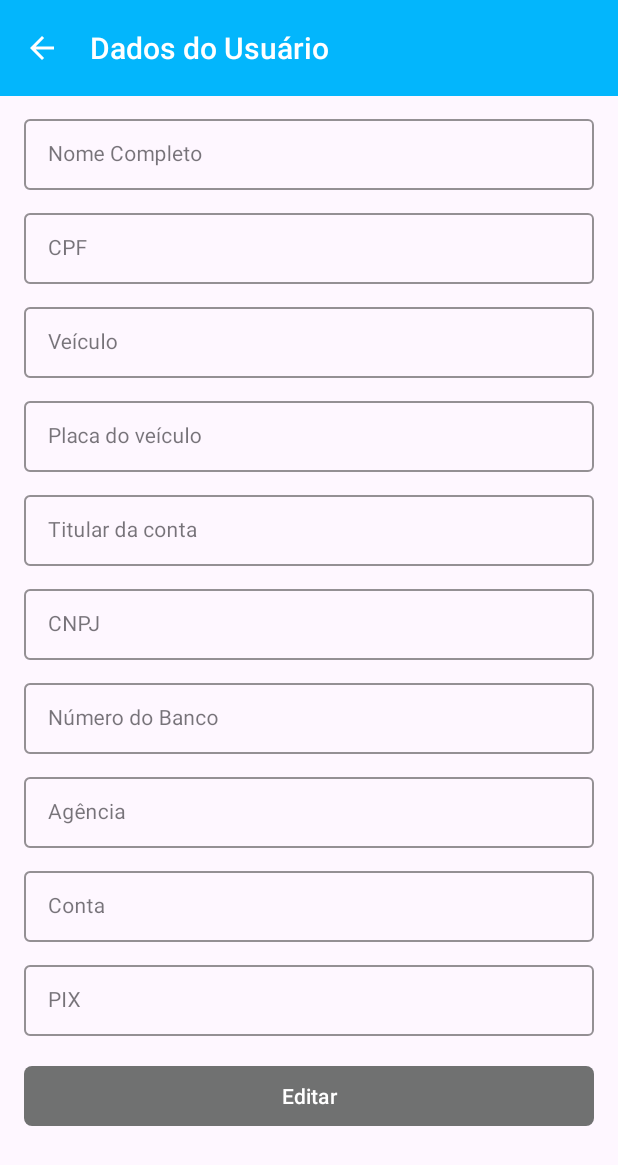
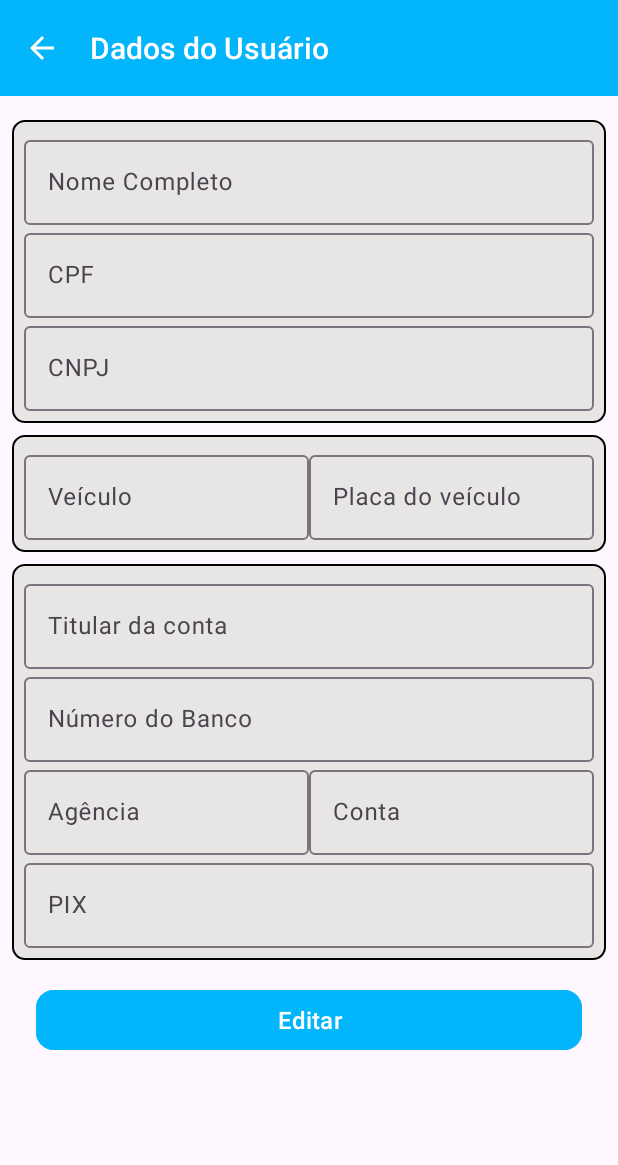
Before and after one commit to LeandroHCesar/Relatorios-de-Rotas, an Android app: the PersonalDataFragment screen opened through its navigation route, on a phone screen of 412 x 824 dp. Shown: the top 1165 px of the screen. Run offline under Robolectric (Android 15) with nearby library versions, the phone set to English and light mode, and no system bars; our stand-ins replace Firebase (no records; nobody signed in at launch, a user with empty details on screens opened directly); 1 statement that could not run was skipped.

Commit message:
mudanças no layout.

```diff
--- a/app/src/main/java/com/relatriosderotas/ui/PersonalDataFragment.kt
+++ b/app/src/main/java/com/relatriosderotas/ui/PersonalDataFragment.kt
@@ -137,10 +137,10 @@ class PersonalDataFragment : Fragment() {
 
         if (enabled) {
             btnSave.text = "Salvar"
-            btnSave.setBackgroundColor(ContextCompat.getColor(requireContext(), R.color.color_default)) // Cor para o modo de edição
+            btnSave.setBackgroundColor(ContextCompat.getColor(requireContext(), R.color.color_red)) // Cor para o modo de edição
         } else {
             btnSave.text = "Editar"
-            btnSave.setBackgroundColor(ContextCompat.getColor(requireContext(), R.color.color_gray)) // Cor para o modo de visualização
+            btnSave.setBackgroundColor(ContextCompat.getColor(requireContext(), R.color.color_default)) // Cor para o modo de visualização
         }
         setFormFieldsEnabled(enabled)
     }
--- /dev/null
+++ b/app/src/main/res/drawable/bg_form.xml
@@ -0,0 +1,9 @@
+<?xml version="1.0" encoding="utf-8"?>
+<shape xmlns:android="http://schemas.android.com/apk/res/android"
+    android:shape="rectangle">
+
+    <solid android:color="@color/color_bg"/>
+    <corners android:radius="8dp" />
+    <stroke android:width="1dp"/>
+
+</shape>
--- a/app/src/main/res/layout/fragment_personal_data.xml
+++ b/app/src/main/res/layout/fragment_personal_data.xml
@@ -25,23 +25,34 @@
 
     </com.google.android.material.appbar.AppBarLayout>
 
-    <!-- Conteúdo principal -->
     <ScrollView
         android:id="@+id/scrollView_form"
+        android:layout_width="0dp"
+        android:layout_height="0dp"
+        app:layout_constraintBottom_toBottomOf="parent"
+        app:layout_constraintEnd_toEndOf="parent"
+        app:layout_constraintStart_toStartOf="parent"
+        app:layout_constraintTop_toBottomOf="@+id/appBarLayout">
+
+        <androidx.constraintlayout.widget.ConstraintLayout
+            android:id="@+id/container"
             android:layout_width="match_parent"
             android:layout_height="match_parent"
-        android:layout_marginTop="?attr/actionBarSize"
-        app:layout_constraintTop_toBottomOf="@id/appBarLayout"
-        tools:layout_editor_absoluteX="0dp">
+            android:layout_marginHorizontal="8dp"
+            android:layout_marginTop="8dp">
 
+            <!-- Container de Dados Pessoais -->
             <androidx.constraintlayout.widget.ConstraintLayout
-            android:layout_width="match_parent"
-            android:layout_height="wrap_content">
+                android:id="@+id/container_dados_pessoais"
+                style="@style/FormContainer"
+                app:layout_constraintEnd_toEndOf="@id/container"
+                app:layout_constraintStart_toStartOf="@id/container"
+                app:layout_constraintTop_toTopOf="@id/container">
 
                 <!-- Campo de Nome Completo -->
                 <com.google.android.material.textfield.TextInputLayout
                     android:id="@+id/textInputLayoutNomeCompleto"
-                style="@style/TextInputEditText_form"
+                    style="@style/TextInputLayoutStyle"
                     android:hint="Nome Completo"
                     app:layout_constraintEnd_toEndOf="parent"
                     app:layout_constraintStart_toStartOf="parent"
@@ -49,7 +60,7 @@
 
                     <com.google.android.material.textfield.TextInputEditText
                         android:id="@+id/editTextNomeCompleto"
-                    style="@style/TextInputEditText"
+                        style="@style/TextInputEditTextStyle"
                         android:inputType="text" />
 
                 </com.google.android.material.textfield.TextInputLayout>
@@ -57,7 +68,7 @@
                 <!-- Campo de CPF -->
                 <com.google.android.material.textfield.TextInputLayout
                     android:id="@+id/textInputLayoutCpf"
-                style="@style/TextInputEditText_form"
+                    style="@style/TextInputLayoutStyle"
                     android:hint="CPF"
                     app:layout_constraintEnd_toEndOf="parent"
                     app:layout_constraintStart_toStartOf="parent"
@@ -65,23 +76,49 @@
 
                     <com.google.android.material.textfield.TextInputEditText
                         android:id="@+id/editTextCpf"
-                    style="@style/TextInputEditText"
+                        style="@style/TextInputEditTextStyle"
                         android:inputType="number" />
 
                 </com.google.android.material.textfield.TextInputLayout>
 
-            <!-- Campo de Veículo -->
+                <!-- Campo de CNPJ -->
                 <com.google.android.material.textfield.TextInputLayout
-                android:id="@+id/textInputLayoutVeiculo"
-                style="@style/TextInputEditText_form"
-                android:hint="Veículo"
+                    android:id="@+id/textInputLayoutCnpj"
+                    style="@style/TextInputLayoutStyle"
+                    android:hint="CNPJ"
                     app:layout_constraintEnd_toEndOf="parent"
                     app:layout_constraintStart_toStartOf="parent"
                     app:layout_constraintTop_toBottomOf="@id/textInputLayoutCpf">
 
                     <com.google.android.material.textfield.TextInputEditText
+                        android:id="@+id/editTextCnpj"
+                        style="@style/TextInputEditTextStyle"
+                        android:inputType="number" />
+
+                </com.google.android.material.textfield.TextInputLayout>
+
+            </androidx.constraintlayout.widget.ConstraintLayout>
+
+            <!-- Container de Dados de Veículos -->
+            <androidx.constraintlayout.widget.ConstraintLayout
+                android:id="@+id/container_dados_veiculos"
+                style="@style/FormContainer"
+                app:layout_constraintEnd_toEndOf="@id/container"
+                app:layout_constraintStart_toStartOf="@id/container"
+                app:layout_constraintTop_toBottomOf="@+id/container_dados_pessoais">
+
+                <!-- Campo de Veículo -->
+                <com.google.android.material.textfield.TextInputLayout
+                    android:id="@+id/textInputLayoutVeiculo"
+                    style="@style/TextInputEditText_form_small"
+                    android:hint="Veículo"
+                    app:layout_constraintEnd_toStartOf="@+id/textInputLayoutPlaca"
+                    app:layout_constraintStart_toStartOf="parent"
+                    app:layout_constraintTop_toTopOf="parent">
+
+                    <com.google.android.material.textfield.TextInputEditText
                         android:id="@+id/editTextVeiculo"
-                    style="@style/TextInputEditText"
+                        style="@style/TextInputEditTextStyle"
                         android:inputType="text" />
 
                 </com.google.android.material.textfield.TextInputLayout>
@@ -89,102 +126,97 @@
                 <!-- Campo de Placa -->
                 <com.google.android.material.textfield.TextInputLayout
                     android:id="@+id/textInputLayoutPlaca"
-                style="@style/TextInputEditText_form"
+                    style="@style/TextInputEditText_form_small"
                     android:hint="Placa do veículo"
                     app:layout_constraintEnd_toEndOf="parent"
-                app:layout_constraintStart_toStartOf="parent"
-                app:layout_constraintTop_toBottomOf="@id/textInputLayoutVeiculo">
+                    app:layout_constraintStart_toEndOf="@+id/textInputLayoutVeiculo"
+                    app:layout_constraintTop_toTopOf="parent">
 
                     <com.google.android.material.textfield.TextInputEditText
                         android:id="@+id/editTextPlaca"
-                    style="@style/TextInputEditText"
-                    android:inputType="text" />
-
-            </com.google.android.material.textfield.TextInputLayout>
-            <!-- Campo de Titular -->
-            <com.google.android.material.textfield.TextInputLayout
-                android:id="@+id/textInputLayoutTitular"
-                style="@style/TextInputEditText_form"
-                android:hint="Titular da conta"
-                app:layout_constraintEnd_toEndOf="parent"
-                app:layout_constraintStart_toStartOf="parent"
-                app:layout_constraintTop_toBottomOf="@id/textInputLayoutPlaca">
-
-                <com.google.android.material.textfield.TextInputEditText
-                    android:id="@+id/editTextTitular"
-                    style="@style/TextInputEditText"
+                        style="@style/TextInputEditTextStyle"
                         android:inputType="text" />
 
                 </com.google.android.material.textfield.TextInputLayout>
 
-            <!-- Campo de CNPJ -->
+            </androidx.constraintlayout.widget.ConstraintLayout>
+
+            <!-- Container de Dados Bancários -->
+            <androidx.constraintlayout.widget.ConstraintLayout
+                android:id="@+id/container_dados_bancarios"
+                style="@style/FormContainer"
+                app:layout_constraintEnd_toEndOf="parent"
+                app:layout_constraintStart_toStartOf="parent"
+                app:layout_constraintTop_toBottomOf="@id/container_dados_veiculos">
+
+                <!-- Titular da Conta -->
                 <com.google.android.material.textfield.TextInputLayout
-                android:id="@+id/textInputLayoutCnpj"
-                style="@style/TextInputEditText_form"
-                android:hint="CNPJ"
+                    android:id="@+id/textInputLayoutTitular"
+                    style="@style/TextInputLayoutStyle"
+                    android:hint="Titular da conta"
+                    app:layout_constraintEnd_toEndOf="parent"
+                    app:layout_constraintStart_toStartOf="parent"
+                    app:layout_constraintTop_toTopOf="parent">
+
+                    <com.google.android.material.textfield.TextInputEditText
+                        android:id="@+id/editTextTitular"
+                        style="@style/TextInputEditTextStyle"
+                        android:inputType="text" />
+
+                </com.google.android.material.textfield.TextInputLayout>
+
+                <!-- Número do Banco -->
+                <com.google.android.material.textfield.TextInputLayout
+                    android:id="@+id/textInputLayoutBanco"
+                    style="@style/TextInputLayoutStyle"
+                    android:hint="Número do Banco"
                     app:layout_constraintEnd_toEndOf="parent"
                     app:layout_constraintStart_toStartOf="parent"
                     app:layout_constraintTop_toBottomOf="@id/textInputLayoutTitular">
 
                     <com.google.android.material.textfield.TextInputEditText
-                    android:id="@+id/editTextCnpj"
-                    style="@style/TextInputEditText"
-                    android:inputType="number" />
-
-            </com.google.android.material.textfield.TextInputLayout>
-
-            <!-- Campo de Banco -->
-            <com.google.android.material.textfield.TextInputLayout
-                android:id="@+id/textInputLayoutBanco"
-                style="@style/TextInputEditText_form"
-                android:hint="Número do Banco"
-                app:layout_constraintEnd_toEndOf="parent"
-                app:layout_constraintStart_toStartOf="parent"
-                app:layout_constraintTop_toBottomOf="@id/textInputLayoutCnpj">
-
-                <com.google.android.material.textfield.TextInputEditText
                         android:id="@+id/editTextBanco"
-                    style="@style/TextInputEditText"
+                        style="@style/TextInputEditTextStyle"
                         android:inputType="text" />
 
                 </com.google.android.material.textfield.TextInputLayout>
 
-            <!-- Campo de Agência -->
+                <!-- Agência -->
                 <com.google.android.material.textfield.TextInputLayout
                     android:id="@+id/textInputLayoutAgencia"
-                style="@style/TextInputEditText_form"
+                    style="@style/TextInputEditText_form_small"
                     android:hint="Agência"
-                app:layout_constraintEnd_toEndOf="parent"
+                    app:layout_constraintEnd_toStartOf="@id/textInputLayoutConta"
                     app:layout_constraintStart_toStartOf="parent"
                     app:layout_constraintTop_toBottomOf="@id/textInputLayoutBanco">
 
                     <com.google.android.material.textfield.TextInputEditText
                         android:id="@+id/editTextAgencia"
-                    style="@style/TextInputEditText"
+                        style="@style/TextInputEditTextStyle"
                         android:inputType="number" />
 
                 </com.google.android.material.textfield.TextInputLayout>
 
-            <!-- Campo de Conta -->
+                <!-- Conta -->
                 <com.google.android.material.textfield.TextInputLayout
                     android:id="@+id/textInputLayoutConta"
-                style="@style/TextInputEditText_form"
+                    style="@style/TextInputEditText_form_small"
                     android:hint="Conta"
                     app:layout_constraintEnd_toEndOf="parent"
-                app:layout_constraintStart_toStartOf="parent"
-                app:layout_constraintTop_toBottomOf="@id/textInputLayoutAgencia">
+                    app:layout_constraintStart_toEndOf="@id/textInputLayoutAgencia"
+                    app:layout_constraintTop_toTopOf="@id/textInputLayoutAgencia">
 
                     <com.google.android.material.textfield.TextInputEditText
                         android:id="@+id/editTextConta"
-                    style="@style/TextInputEditText"
+                        style="@style/TextInputEditTextStyle"
                         android:inputType="number" />
 
                 </com.google.android.material.textfield.TextInputLayout>
 
-            <!-- Campo de PIX -->
+                <!-- PIX -->
                 <com.google.android.material.textfield.TextInputLayout
                     android:id="@+id/textInputLayoutPix"
-                style="@style/TextInputEditText_form"
+                    style="@style/TextInputLayoutStyle"
                     android:hint="PIX"
                     app:layout_constraintEnd_toEndOf="parent"
                     app:layout_constraintStart_toStartOf="parent"
@@ -192,27 +224,24 @@
 
                     <com.google.android.material.textfield.TextInputEditText
                         android:id="@+id/editTextPix"
-                    style="@style/TextInputEditText"
+                        style="@style/TextInputEditTextStyle"
                         android:inputType="text" />
 
                 </com.google.android.material.textfield.TextInputLayout>
 
-            <LinearLayout
-                android:id="@+id/buttonsLayout"
-                android:layout_width="match_parent"
-                android:layout_height="wrap_content"
-                android:layout_marginHorizontal="16dp"
-                android:layout_marginTop="16dp"
-                android:orientation="horizontal"
-                app:layout_constraintTop_toBottomOf="@id/textInputLayoutPix">
+            </androidx.constraintlayout.widget.ConstraintLayout>
 
             <!-- Botão Salvar -->
             <Button
                 android:id="@+id/buttonSalvar"
-                    style="@style/button_data_person"
-                    android:text="Salvar" />
+                style="@style/ButtonStyle"
+                android:text="Salvar"
+                app:layout_constraintTop_toBottomOf="@id/container_dados_bancarios"
+                app:layout_constraintEnd_toEndOf="parent"
+                app:layout_constraintStart_toStartOf="parent"
+                android:layout_marginTop="16dp"
+                android:layout_marginHorizontal="16dp" />
 
-            </LinearLayout>
         </androidx.constraintlayout.widget.ConstraintLayout>
     </ScrollView>
 </androidx.constraintlayout.widget.ConstraintLayout>
--- a/app/src/main/res/menu/drawer_menu.xml
+++ b/app/src/main/res/menu/drawer_menu.xml
@@ -3,7 +3,11 @@
     xmlns:tools="http://schemas.android.com/tools"
     tools:showIn="navigation_view">
 
-    <group android:checkableBehavior="single">
+    <item
+        android:id="@+id/main_item"
+        android:title="Inicio">
+
+        <menu>
             <item
                 android:id="@+id/nav_home"
                 android:icon="@drawable/ic_menu_camera"
@@ -16,12 +20,17 @@
                 android:id="@+id/nav_user"
                 android:icon="@drawable/ic_data_user"
                 android:title="Dados Pessoais" />
-    </group>
+        </menu>
+    </item>
 
-    <group android:checkableBehavior="single">
+    <item
+        android:id="@+id/labels_item"
+        android:title="Logout">
+        <menu>
             <item
                 android:id="@+id/nav_logout"
                 android:title="Logout"
                 android:icon="@drawable/ic_logout"/>
-    </group>
         </menu>
+    </item>
+</menu>
--- a/app/src/main/res/values/colors.xml
+++ b/app/src/main/res/values/colors.xml
@@ -11,6 +11,6 @@
     <color name="black_overlay">#66000000</color>
 
     <color name="color_default">#03b6fc</color>
-    <color name="color_gray">#707171</color>
+    <color name="color_bg">#E8E5E5</color>
     <color name="color_red">#7E0A0A</color>
 </resources>
--- a/app/src/main/res/values/styles.xml
+++ b/app/src/main/res/values/styles.xml
@@ -1,5 +1,5 @@
 <?xml version="1.0" encoding="utf-8"?>
-<resources>
+<resources xmlns:tools="http://schemas.android.com/tools">
     <style name="ToolbarTitleStyle" parent="TextAppearance.Widget.AppCompat.Toolbar.Title">
         <item name="android:textColor">@color/white</item>
         <!-- Outras propriedades de estilo do texto do título da Toolbar, se necessário -->
@@ -53,13 +53,50 @@
         <item name="android:indeterminateTint">@color/color_default</item>
     </style>
 
-    <style name="button_data_person">
+    <!-- Estilos para os TextInputLayouts -->
+    <style name="TextInputLayoutStyle">
+        <item name="android:layout_width">match_parent</item>
+        <item name="android:layout_height">wrap_content</item>
+        <item name="android:background">@color/color_bg</item>
+        <item name="cornerRadius">8dp</item>
+    </style>
+
+    <!-- Estilos para os TextInputEditTexts -->
+    <style name="TextInputEditTextStyle">
+        <item name="android:layout_width">match_parent</item>
+        <item name="android:layout_height">wrap_content</item>
+        <item name="android:textSize">16sp</item>
+        <item name="android:textColor">@color/black</item>
+    </style>
+
+    <!-- Estilos para os TextInputLayouts usados para campos pequenos -->
+    <style name="TextInputEditText_form_small">
         <item name="android:layout_width">0dp</item>
         <item name="android:layout_height">wrap_content</item>
-        <item name="android:layout_weight">1</item>
-        <item name="android:textColor">@android:color/white</item>
-        <item name="backgroundTint">@color/color_default</item>
-        <item name="cornerRadius">5dp</item>
+        <item name="android:textSize">14sp</item>
     </style>
 
+    <!-- Definição de Estilo para o Container de Formulário -->
+    <style name="FormContainer">
+        <item name="android:layout_width">match_parent</item>
+        <item name="android:layout_height">wrap_content</item>
+        <item name="android:background">@drawable/bg_form</item>
+        <item name="android:padding">8dp</item>
+        <item name="android:layout_marginTop">8dp</item>
+        <item name="cornerRadius">8dp</item>
+        <!-- Outros atributos de estilo desejados -->
+    </style>
+
+    <!-- Definição de Estilo para o Botão -->
+    <style name="ButtonStyle">
+    <item name="android:layout_width">0dp</item>
+    <item name="android:layout_height">wrap_content</item>
+    <item name="android:textColor">@android:color/white</item>
+    <item name="android:backgroundTint">@color/color_default</item>
+    <item name="android:textSize">16sp</item>
+    <item name="android:paddingStart">16dp</item>
+    <item name="android:paddingEnd">16dp</item>
+    <item name="cornerRadius">12dp</item>
+    <!-- Outros atributos de estilo desejados -->
+    </style>
 </resources>
```
Lines whose indentation alone changed are shown as unchanged.
